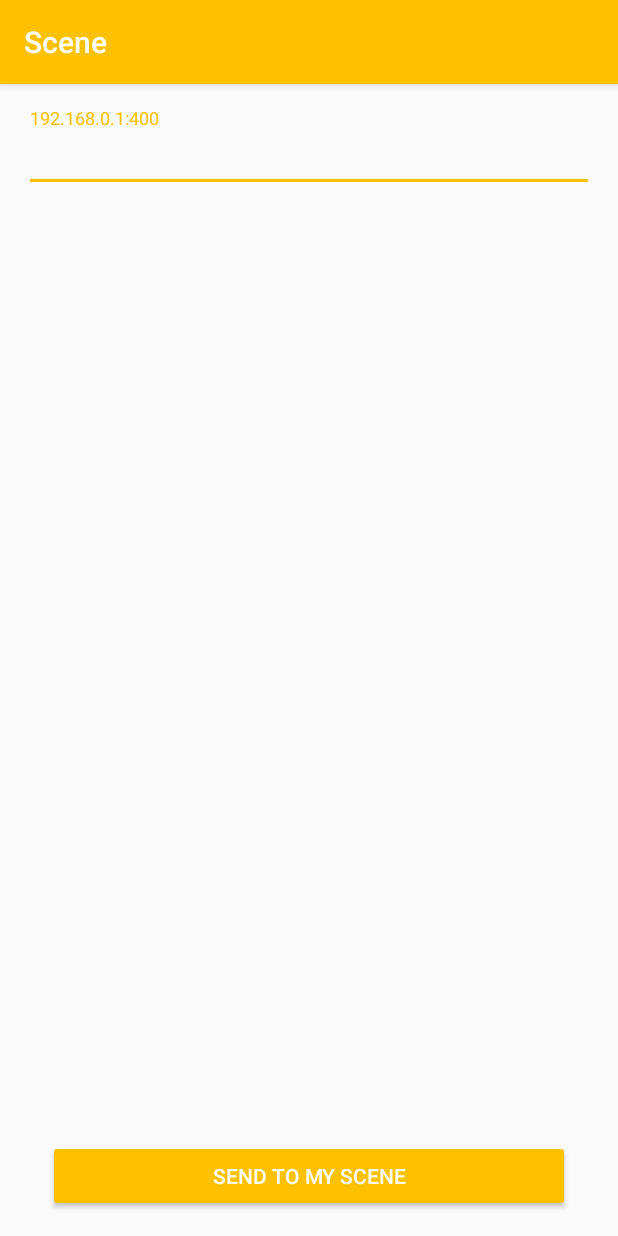
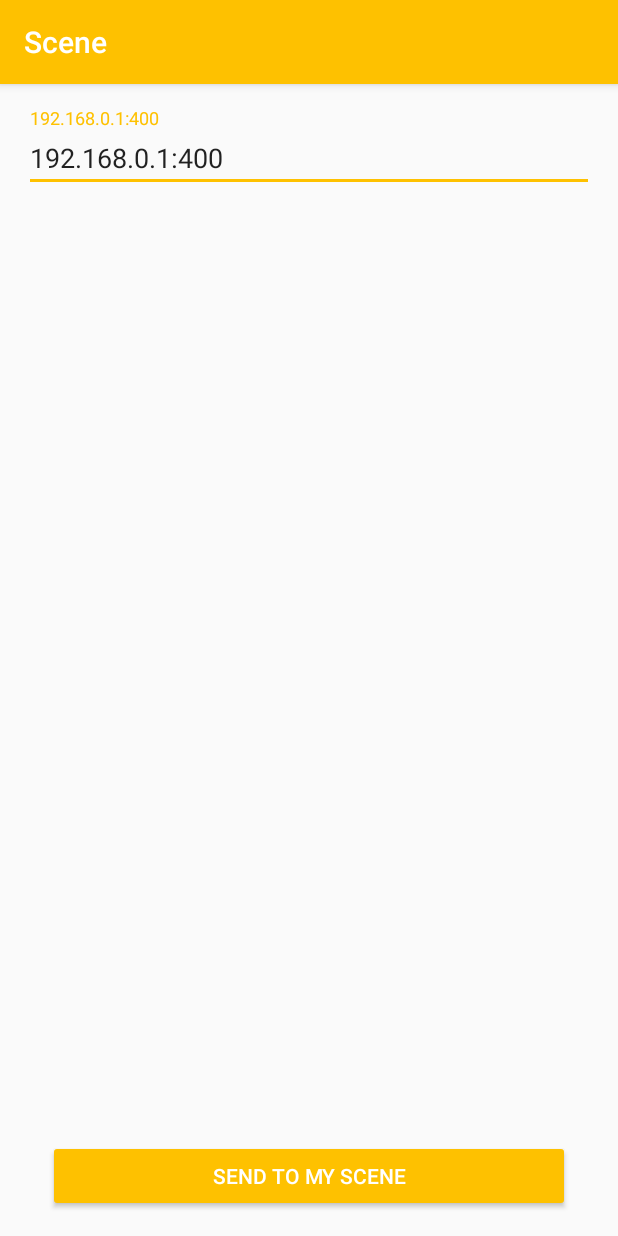
Before and after one commit to tvbarthel/scene, an Android app: the ImageReceiverActivity screen opened directly, with no data from a screen before it, after a tap on "SEND TO MY SCENE", on a phone screen of 412 x 824 dp. Run offline under Robolectric (Android 15) with nearby library versions, the phone set to English and light mode, and no system bars; our stand-ins replace Dagger/Hilt's generated code.

Commit message:
[Phone] add contract skeleton for image receiver

```diff
--- a/phone/src/main/AndroidManifest.xml
+++ b/phone/src/main/AndroidManifest.xml
@@ -18,7 +18,7 @@
             </intent-filter>
         </activity>
 
-        <activity android:name=".ImageReceiverActivity">
+        <activity android:name=".receiver.ImageReceiverActivity">
             <intent-filter>
                 <action android:name="android.intent.action.SEND" />
                 <category android:name="android.intent.category.DEFAULT" />
--- a/phone/src/main/java/fr/tvbarthel/scene/ImageReceiverActivity.kt
+++ /dev/null
@@ -1,40 +0,0 @@
-package fr.tvbarthel.scene
-
-import android.content.Context
-import android.os.Bundle
-import android.support.v7.app.AppCompatActivity
-import android.util.Log
-import android.view.View
-import android.widget.Toast
-import kotlinx.android.synthetic.main.activity_image_receiver.*
-import javax.inject.Inject
-
-/**
- * Activity launched by another app once the user a selection the app inside the share picker.
- */
-class ImageReceiverActivity : AppCompatActivity() {
-
-    @Inject
-    lateinit var context: Context
-
-    override fun onCreate(savedInstanceState: Bundle?) {
-        super.onCreate(savedInstanceState)
-
-        SceneApplication.graph.inject(this)
-        setContentView(R.layout.activity_image_receiver)
-        activity_image_receiver_send_button.setOnClickListener(this::onSendImageRequested)
-    }
-
-    override fun onResume() {
-        super.onResume()
-        intent?.let {
-            Log.d("SharedImageReceiver", intent.toString())
-        }
-    }
-
-    private fun onSendImageRequested(view: View) {
-        val text = "send photo to scene ${activity_image_receiver_ip_edit.text}"
-        Toast.makeText(context, text, Toast.LENGTH_SHORT).show()
-    }
-
-}
--- a/phone/src/main/java/fr/tvbarthel/scene/SceneComponent.kt
+++ b/phone/src/main/java/fr/tvbarthel/scene/SceneComponent.kt
@@ -1,8 +1,13 @@
 package fr.tvbarthel.scene
 
 import dagger.Component
+import fr.tvbarthel.scene.receiver.ImageReceiverActivity
+import fr.tvbarthel.scene.receiver.ImageReceiverModule
 
-@Component(modules = [(ApplicationModule::class)])
+@Component(modules = [
+    (ApplicationModule::class),
+    (ImageReceiverModule::class)
+])
 interface SceneComponent {
     fun inject(imageReceiverActivity: ImageReceiverActivity)
 }
--- /dev/null
+++ b/phone/src/main/java/fr/tvbarthel/scene/receiver/ImageReceiverActivity.kt
@@ -0,0 +1,67 @@
+package fr.tvbarthel.scene.receiver
+
+import android.content.Intent
+import android.os.Bundle
+import android.support.v7.app.AppCompatActivity
+import android.view.View
+import android.widget.Toast
+import fr.tvbarthel.scene.R
+import fr.tvbarthel.scene.SceneApplication
+import kotlinx.android.synthetic.main.activity_image_receiver.*
+import javax.inject.Inject
+
+/**
+ * Activity launched by another app once the user a selection the app inside the share picker.
+ */
+class ImageReceiverActivity : AppCompatActivity(), ImageReceiverContract.View {
+
+    @Inject
+    lateinit var presenter: ImageReceiverContract.Presenter
+
+    override fun onCreate(savedInstanceState: Bundle?) {
+        super.onCreate(savedInstanceState)
+
+        SceneApplication.graph.inject(this)
+        setContentView(R.layout.activity_image_receiver)
+
+        activity_image_receiver_send_button.setOnClickListener(this::onSendImageRequested)
+
+        activity_image_receiver_ip_edit.setText(presenter.lastScene() ?: "")
+    }
+
+    override fun onResume() {
+        super.onResume()
+        presenter.attach(this)
+    }
+
+    override fun onPause() {
+        super.onPause()
+        presenter.detach(this)
+    }
+
+    override fun showLoading() {
+        activity_image_receiver_loading.visibility = View.VISIBLE
+        activity_image_receiver_send_button.visibility = View.INVISIBLE
+    }
+
+    override fun showError(error: String) {
+        activity_image_receiver_loading.visibility = View.INVISIBLE
+        activity_image_receiver_send_button.visibility = View.VISIBLE
+        Toast.makeText(this, error, Toast.LENGTH_SHORT).show()
+    }
+
+    override fun showSuccess() {
+        activity_image_receiver_loading.visibility = View.INVISIBLE
+        activity_image_receiver_send_button.visibility = View.VISIBLE
+        Toast.makeText(this, R.string.success, Toast.LENGTH_SHORT).show()
+        finish()
+    }
+
+    private fun onSendImageRequested(view: View) {
+        presenter.send(
+                intent.getParcelableExtra(Intent.EXTRA_STREAM),
+                activity_image_receiver_ip_edit.text.toString()
+        )
+    }
+
+}
--- /dev/null
+++ b/phone/src/main/java/fr/tvbarthel/scene/receiver/ImageReceiverContract.kt
@@ -0,0 +1,62 @@
+package fr.tvbarthel.scene.receiver
+
+import android.net.Uri
+
+/**
+ * Interface used to hold contracts of both view and presenter responsible for
+ * handling a photo selected by the user and send it to the user's Scene.
+ */
+interface ImageReceiverContract {
+
+    /**
+     * Define the contract of any presenter able to send a photo to the Scene.
+     */
+    interface Presenter {
+
+        /**
+         * Must hold the view to which the presenter is attached.
+         */
+        fun attach(view: View)
+
+        /**
+         * Must un hold the view to which the presenter was attached and stop any background process
+         * started.
+         */
+        fun detach(view: View)
+
+        /**
+         * Must send the given image to the given scene.
+         *
+         * @param uri uri of the image.
+         * @param scene ip and port of the Scene. Format ip:port.
+         */
+        fun send(uri: Uri, scene: String)
+
+        /**
+         * Must return the last Scene used or null if none was already used.
+         */
+        fun lastScene(): String?
+    }
+
+    /**
+     * Define the contract of any view able to display the sending of a photo to the Scene.
+     */
+    interface View {
+
+        /**
+         * Must show a visual feedback during the upload.
+         */
+        fun showLoading()
+
+        /**
+         * Must show the error to the user and allow him to restart.
+         */
+        fun showError(error: String)
+
+        /**
+         * Must show the success of upload and allow the user to leave the screen.
+         */
+        fun showSuccess()
+
+    }
+}
--- /dev/null
+++ b/phone/src/main/java/fr/tvbarthel/scene/receiver/ImageReceiverModule.kt
@@ -0,0 +1,14 @@
+package fr.tvbarthel.scene.receiver
+
+import dagger.Module
+import dagger.Provides
+
+/**
+ * Module used to provide every component required for the photo upload.
+ */
+@Module
+class ImageReceiverModule {
+
+    @Provides
+    fun provideImageReceiverPresenter(): ImageReceiverContract.Presenter = ImageReceiverPresenterImpl()
+}
--- /dev/null
+++ b/phone/src/main/java/fr/tvbarthel/scene/receiver/ImageReceiverPresenterImpl.kt
@@ -0,0 +1,36 @@
+package fr.tvbarthel.scene.receiver
+
+import android.net.Uri
+import android.os.CountDownTimer
+
+class ImageReceiverPresenterImpl : ImageReceiverContract.Presenter {
+
+    private var view: ImageReceiverContract.View? = null
+    private var countDownTimer: CountDownTimer? = null
+
+    override fun attach(view: ImageReceiverContract.View) {
+        this.view = view
+    }
+
+    override fun detach(view: ImageReceiverContract.View) {
+        this.view = null
+        countDownTimer?.cancel()
+    }
+
+    override fun send(uri: Uri, scene: String) {
+        view?.showLoading()
+
+        countDownTimer = object : CountDownTimer(1000, 1000) {
+            override fun onTick(millisUntilFinished: Long) {
+            }
+
+            override fun onFinish() {
+                view?.showError("No implemented")
+            }
+        }
+        countDownTimer?.start()
+
+    }
+
+    override fun lastScene(): String? = "192.168.0.1:400"
+}
--- a/phone/src/main/res/layout/activity_image_receiver.xml
+++ b/phone/src/main/res/layout/activity_image_receiver.xml
@@ -19,6 +19,14 @@
 
     </android.support.design.widget.TextInputLayout>
 
+    <ProgressBar
+        android:id="@+id/activity_image_receiver_loading"
+        android:layout_width="wrap_content"
+        android:layout_height="wrap_content"
+        android:layout_gravity="center|bottom"
+        android:indeterminate="true"
+        android:visibility="invisible" />
+
     <Button
         android:id="@+id/activity_image_receiver_send_button"
         android:layout_width="match_parent"
--- a/phone/src/main/res/values/strings.xml
+++ b/phone/src/main/res/values/strings.xml
@@ -3,4 +3,5 @@
     <string name="welcome_message">Welcome in Scene!\n\n\nSimply select the scene app while sharing a photo from your favorite photo app~~</string>
     <string name="ip_and_port">192.168.0.1:400</string>
     <string name="send_to_scene">Send to my Scene</string>
+    <string name="success">Enjoy on your Scene!</string>
 </resources>
```
